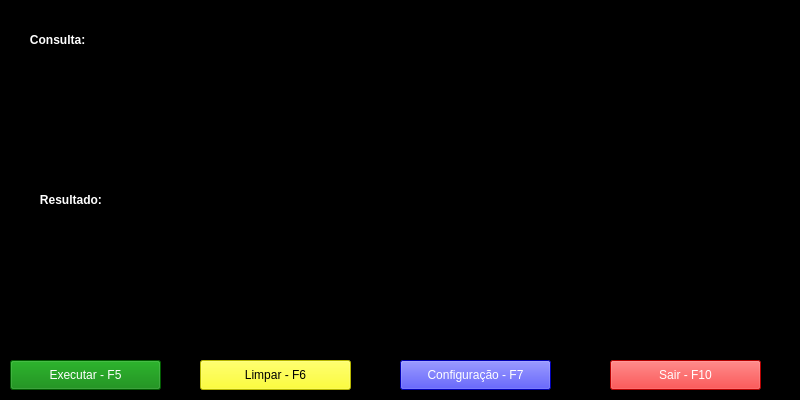
This is UI/MainWindow.ui in WeldercrisRibeiro/SQLTools as Qt 5 draws it before an edit. The edited form follows.
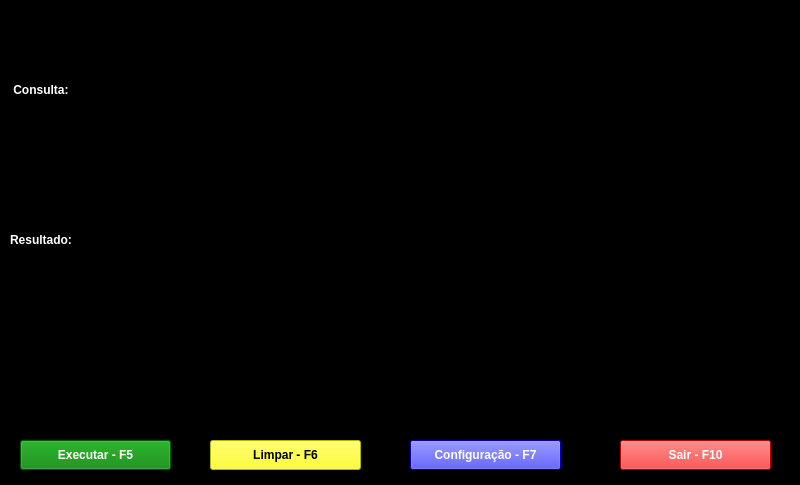
This is the edited form. Icons and pictures are not drawn.

The edit to the form file:
```diff
--- a/UI/MainWindow.ui
+++ b/UI/MainWindow.ui
@@ -7,7 +7,7 @@
     <x>0</x>
     <y>0</y>
     <width>800</width>
-    <height>400</height>
+    <height>485</height>
    </rect>
   </property>
   <property name="windowTitle">
@@ -21,28 +21,35 @@
     <property name="geometry">
      <rect>
       <x>9</x>
-      <y>42</y>
+      <y>112</y>
       <width>782</width>
-      <height>141</height>
+      <height>101</height>
      </rect>
     </property>
     <property name="styleSheet">
-     <string notr="true">color: green;
-background-color: rgb(0, 0, 0);</string>
+     <string notr="true">color: white;
+background-color: rgb(0, 0, 0);
+text-transform: uppercase;
+font-weight: bold;
+
+/*font: 75 8pt &quot;Cascadia Code&quot;;*/</string>
     </property>
    </widget>
    <widget class="QTextEdit" name="result_text">
     <property name="geometry">
      <rect>
       <x>9</x>
-      <y>198</y>
+      <y>262</y>
       <width>782</width>
-      <height>155</height>
+      <height>151</height>
      </rect>
     </property>
     <property name="styleSheet">
      <string notr="true">color: green;
-background-color: rgb(0, 0, 0);</string>
+background-color: rgb(0, 0, 0);
+text-transform: uppercase;
+font-weight: bold;
+</string>
     </property>
     <property name="readOnly">
      <bool>true</bool>
@@ -51,8 +58,8 @@
    <widget class="QPushButton" name="exit_button">
     <property name="geometry">
      <rect>
-      <x>610</x>
-      <y>360</y>
+      <x>620</x>
+      <y>440</y>
       <width>151</width>
       <height>30</height>
      </rect>
@@ -64,7 +71,11 @@
      </size>
     </property>
     <property name="styleSheet">
-     <string notr="true">background-color: red; color: white;</string>
+     <string notr="true">background-color: red; 
+color: white;
+text-transform: uppercase;
+font-weight: bold;
+</string>
     </property>
     <property name="text">
      <string>Sair - F10</string>
@@ -73,8 +84,8 @@
    <widget class="QPushButton" name="clear_button">
     <property name="geometry">
      <rect>
-      <x>200</x>
-      <y>360</y>
+      <x>210</x>
+      <y>440</y>
       <width>151</width>
       <height>30</height>
      </rect>
@@ -86,7 +97,11 @@
      </size>
     </property>
     <property name="styleSheet">
-     <string notr="true">background-color: yellow; color: black;</string>
+     <string notr="true">background-color: yellow;
+ color: black;
+text-transform: uppercase;
+font-weight: bold;
+</string>
     </property>
     <property name="text">
      <string>Limpar - F6</string>
@@ -95,8 +110,8 @@
    <widget class="QPushButton" name="config_button">
     <property name="geometry">
      <rect>
-      <x>400</x>
-      <y>360</y>
+      <x>410</x>
+      <y>440</y>
       <width>151</width>
       <height>30</height>
      </rect>
@@ -108,7 +123,11 @@
      </size>
     </property>
     <property name="styleSheet">
-     <string notr="true">background-color: blue; color: white;</string>
+     <string notr="true">background-color: blue; 
+color: white;
+text-transform: uppercase;
+font-weight: bold;
+</string>
     </property>
     <property name="text">
      <string>Configuração - F7</string>
@@ -117,8 +136,8 @@
    <widget class="QPushButton" name="execute_button">
     <property name="geometry">
      <rect>
-      <x>10</x>
-      <y>360</y>
+      <x>20</x>
+      <y>440</y>
       <width>151</width>
       <height>30</height>
      </rect>
@@ -130,44 +149,22 @@
      </size>
     </property>
     <property name="styleSheet">
-     <string notr="true">background-color: green; color: white;</string>
+     <string notr="true">background-color: green;
+color: white;
+text-transform: uppercase;
+font-weight: bold;
+</string>
     </property>
     <property name="text">
      <string>Executar - F5</string>
     </property>
    </widget>
-   <widget class="QLabel" name="label">
-    <property name="geometry">
-     <rect>
-      <x>30</x>
-      <y>190</y>
-      <width>71</width>
-      <height>20</height>
-     </rect>
-    </property>
-    <property name="font">
-     <font>
-      <weight>75</weight>
-      <bold>true</bold>
-     </font>
-    </property>
-    <property name="styleSheet">
-     <string notr="true">color: rgb(255, 255, 255);
-background-color: rgb(0, 0, 0);</string>
-    </property>
-    <property name="text">
-     <string>   Resultado:  </string>
-    </property>
-    <property name="scaledContents">
-     <bool>false</bool>
-    </property>
-   </widget>
    <widget class="QLabel" name="label_2">
     <property name="geometry">
      <rect>
-      <x>20</x>
-      <y>30</y>
-      <width>71</width>
+      <x>10</x>
+      <y>80</y>
+      <width>781</width>
       <height>20</height>
      </rect>
     </property>
@@ -179,19 +176,23 @@
     </property>
     <property name="styleSheet">
      <string notr="true">color: rgb(255, 255, 255);
-background-color: rgb(0, 0, 0);</string>
+background-color: rgb(0, 0, 0);
+
+text-transform: uppercase;
+font-weight: bold;
+</string>
     </property>
     <property name="text">
-     <string>   Consulta:  </string>
+     <string> Consulta:</string>
     </property>
    </widget>
    <widget class="QLabel" name="label_3">
     <property name="geometry">
      <rect>
-      <x>20</x>
+      <x>730</x>
       <y>10</y>
       <width>51</width>
-      <height>21</height>
+      <height>31</height>
      </rect>
     </property>
     <property name="text">
@@ -204,6 +205,52 @@
      <bool>true</bool>
     </property>
    </widget>
+   <widget class="QLabel" name="label_4">
+    <property name="geometry">
+     <rect>
+      <x>10</x>
+      <y>230</y>
+      <width>781</width>
+      <height>20</height>
+     </rect>
+    </property>
+    <property name="font">
+     <font>
+      <weight>75</weight>
+      <bold>true</bold>
+     </font>
+    </property>
+    <property name="styleSheet">
+     <string notr="true">color: rgb(255, 255, 255);
+background-color: rgb(0, 0, 0);
+text-transform: uppercase;
+font-weight: bold;
+</string>
+    </property>
+    <property name="text">
+     <string>Resultado:</string>
+    </property>
+   </widget>
+   <widget class="QLabel" name="label">
+    <property name="geometry">
+     <rect>
+      <x>10</x>
+      <y>0</y>
+      <width>161</width>
+      <height>91</height>
+     </rect>
+    </property>
+    <property name="text">
+     <string/>
+    </property>
+    <property name="pixmap">
+     <pixmap resource="../aditionals/files.qrc">:/newPrefix/sqltoolsLogo.png</pixmap>
+    </property>
+    <property name="scaledContents">
+     <bool>true</bool>
+    </property>
+   </widget>
+   <zorder>label</zorder>
    <zorder>query_entry</zorder>
    <zorder>result_text</zorder>
    <zorder>exit_button</zorder>
```
Left out of the diff: 4 changed lines with no effect on the pictures.
